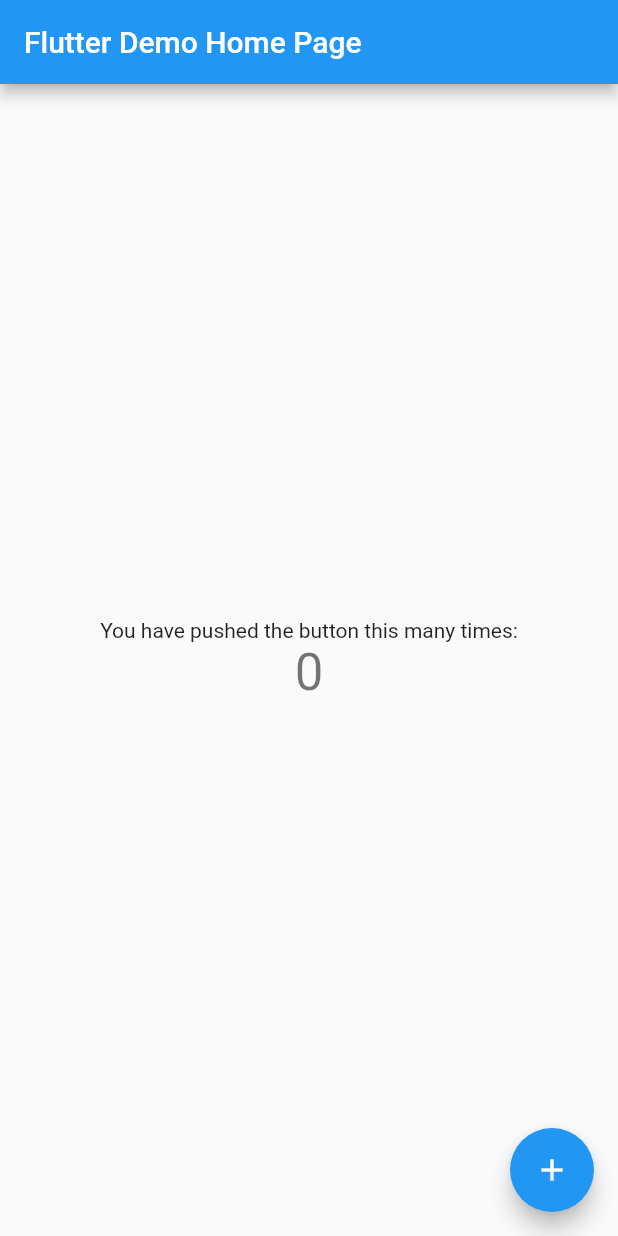
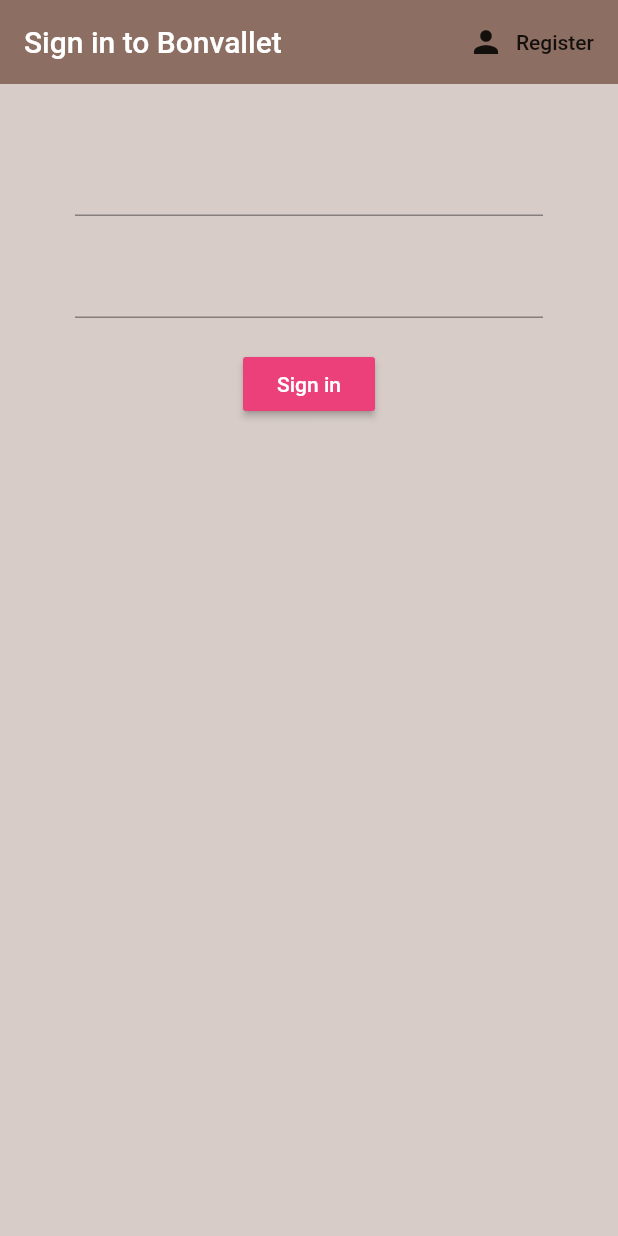
Before and after one commit to zwormstadt/Bonvallet, a Flutter app: the screen it shows after launch, on a phone screen of 412 x 824 dp. Run offline on Flutter 3.47's test engine with Material 2 defaults, Android fonts, the phone set to English and light mode, and no system bars; our stand-ins replace firebase_auth; accounts and stored records are empty.

Commit message:
implement sign up and sign in

```diff
--- a/lib/main.dart
+++ b/lib/main.dart
@@ -1,4 +1,8 @@
+import 'package:bonvallet/models/user.dart';
+import 'package:bonvallet/screens/wrapper.dart';
+import 'package:bonvallet/services/auth.dart';
 import 'package:flutter/material.dart';
+import 'package:provider/provider.dart';
 
 void main() => runApp(MyApp());
 
@@ -6,106 +10,11 @@ class MyApp extends StatelessWidget {
   // This widget is the root of your application.
   @override
   Widget build(BuildContext context) {
-    return MaterialApp(
-      title: 'Flutter Demo',
-      theme: ThemeData(
-        // This is the theme of your application.
-        //
-        // Try running your application with "flutter run". You'll see the
-        // application has a blue toolbar. Then, without quitting the app, try
-        // changing the primarySwatch below to Colors.green and then invoke
-        // "hot reload" (press "r" in the console where you ran "flutter run",
-        // or simply save your changes to "hot reload" in a Flutter IDE).
-        // Notice that the counter didn't reset back to zero; the application
-        // is not restarted.
-        primarySwatch: Colors.blue,
+    return StreamProvider<User>.value(
+      value: AuthService().user,
+      child: MaterialApp(
+        home: Wrapper(),
       ),
-      home: MyHomePage(title: 'Flutter Demo Home Page'),
     );
   }
 }
-
-class MyHomePage extends StatefulWidget {
-  MyHomePage({Key key, this.title}) : super(key: key);
-
-  // This widget is the home page of your application. It is stateful, meaning
-  // that it has a State object (defined below) that contains fields that affect
-  // how it looks.
-
-  // This class is the configuration for the state. It holds the values (in this
-  // case the title) provided by the parent (in this case the App widget) and
-  // used by the build method of the State. Fields in a Widget subclass are
-  // always marked "final".
-
-  final String title;
-
-  @override
-  _MyHomePageState createState() => _MyHomePageState();
-}
-
-class _MyHomePageState extends State<MyHomePage> {
-  int _counter = 0;
-
-  void _incrementCounter() {
-    setState(() {
-      // This call to setState tells the Flutter framework that something has
-      // changed in this State, which causes it to rerun the build method below
-      // so that the display can reflect the updated values. If we changed
-      // _counter without calling setState(), then the build method would not be
-      // called again, and so nothing would appear to happen.
-      _counter++;
-    });
-  }
-
-  @override
-  Widget build(BuildContext context) {
-    // This method is rerun every time setState is called, for instance as done
-    // by the _incrementCounter method above.
-    //
-    // The Flutter framework has been optimized to make rerunning build methods
-    // fast, so that you can just rebuild anything that needs updating rather
-    // than having to individually change instances of widgets.
-    return Scaffold(
-      appBar: AppBar(
-        // Here we take the value from the MyHomePage object that was created by
-        // the App.build method, and use it to set our appbar title.
-        title: Text(widget.title),
-      ),
-      body: Center(
-        // Center is a layout widget. It takes a single child and positions it
-        // in the middle of the parent.
-        child: Column(
-          // Column is also a layout widget. It takes a list of children and
-          // arranges them vertically. By default, it sizes itself to fit its
-          // children horizontally, and tries to be as tall as its parent.
-          //
-          // Invoke "debug painting" (press "p" in the console, choose the
-          // "Toggle Debug Paint" action from the Flutter Inspector in Android
-          // Studio, or the "Toggle Debug Paint" command in Visual Studio Code)
-          // to see the wireframe for each widget.
-          //
-          // Column has various properties to control how it sizes itself and
-          // how it positions its children. Here we use mainAxisAlignment to
-          // center the children vertically; the main axis here is the vertical
-          // axis because Columns are vertical (the cross axis would be
-          // horizontal).
-          mainAxisAlignment: MainAxisAlignment.center,
-          children: <Widget>[
-            Text(
-              'You have pushed the button this many times:',
-            ),
-            Text(
-              '$_counter',
-              style: Theme.of(context).textTheme.display1,
-            ),
-          ],
-        ),
-      ),
-      floatingActionButton: FloatingActionButton(
-        onPressed: _incrementCounter,
-        tooltip: 'Increment',
-        child: Icon(Icons.add),
-      ), // This trailing comma makes auto-formatting nicer for build methods.
-    );
-  }
-}
--- /dev/null
+++ b/lib/models/user.dart
@@ -0,0 +1,7 @@
+class User {
+
+  final String uid;
+
+  User({ this.uid });
+
+}
--- /dev/null
+++ b/lib/screens/authenticate/authenticate.dart
@@ -0,0 +1,25 @@
+import 'package:bonvallet/screens/authenticate/register.dart';
+import 'package:bonvallet/screens/authenticate/sign_in.dart';
+import 'package:flutter/material.dart';
+
+class Authenticate extends StatefulWidget {
+  @override
+  _AuthenticateState createState() => _AuthenticateState();
+}
+
+class _AuthenticateState extends State<Authenticate> {
+
+  bool showSignIn = true;
+  void toggleView() {
+    setState(() => showSignIn = !showSignIn);
+  }
+
+  @override
+  Widget build(BuildContext context) {
+    if (showSignIn) {
+      return SignIn(toggleView: toggleView);
+    } else {
+      return Register(toggleView: toggleView);
+    }
+  }
+}
--- /dev/null
+++ b/lib/screens/authenticate/sign_in.dart
@@ -0,0 +1,89 @@
+import 'package:bonvallet/services/auth.dart';
+import 'package:flutter/material.dart';
+
+class SignIn extends StatefulWidget {
+
+  final Function toggleView;
+  SignIn({ this.toggleView });
+
+  @override
+  _SignInState createState() => _SignInState();
+}
+
+class _SignInState extends State<SignIn> {
+
+  final AuthService _auth = AuthService();
+  final _formKey = GlobalKey<FormState>();
+
+  //text field state
+  String email = '';
+  String password = '';
+  String error = '';
+
+  @override
+  Widget build(BuildContext context) {
+    return Scaffold(
+      backgroundColor: Colors.brown[100],
+      appBar: AppBar(
+        backgroundColor: Colors.brown[400],
+        elevation: 0.0,
+        title: Text('Sign in to Bonvallet'),
+        actions: <Widget>[
+          FlatButton.icon(
+            icon: Icon(Icons.person),
+            label: Text('Register'),
+            onPressed: () {
+              widget.toggleView();
+            }
+          )
+        ],
+      ),
+      body: Container(
+        padding: EdgeInsets.symmetric(vertical: 20.0, horizontal: 50.0),
+        child: Form(
+          key: _formKey,
+          child: Column(
+            children: <Widget>[
+              SizedBox(height: 20.0),
+              TextFormField(
+                validator: (val) => val.isEmpty ? 'Enter an email' : null,
+                onChanged: (val) {
+                  setState( () => email = val);
+                }
+              ),
+              SizedBox(height: 20.0),
+              TextFormField(
+                obscureText: true,
+                validator: (val) => val.length < 6 ? 'Enter a password 6+ chars long' : null,
+                onChanged: (val) {
+                  setState( () => password = val);
+                }
+              ),
+              SizedBox(height: 20.0),
+              RaisedButton(
+                color: Colors.pink[400],
+                child: Text(
+                  'Sign in',
+                  style: TextStyle(color: Colors.white)
+                ),
+                onPressed: () async {
+                  if(_formKey.currentState.validate()) {
+                    dynamic result = await _auth.signInWithEmailAndPassword(email, password);
+                    if(result == null) {
+                      setState(() => error = 'Could not sign in with those credentials');
+                    }
+                  }
+                }
+              ),
+              SizedBox(height: 12.0),
+              Text(
+                error,
+                style: TextStyle(color: Colors.red, fontSize: 14.0),
+              ),
+            ],
+          )
+        ),
+      ),
+    );
+  }
+}
--- /dev/null
+++ b/lib/screens/wrapper.dart
@@ -0,0 +1,21 @@
+import 'package:bonvallet/models/user.dart';
+import 'package:bonvallet/screens/authenticate/authenticate.dart';
+import 'package:bonvallet/screens/home/home.dart';
+import 'package:flutter/material.dart';
+import 'package:provider/provider.dart';
+
+class Wrapper extends StatelessWidget {
+  @override
+  Widget build(BuildContext context) {
+
+    final user = Provider.of<User>(context);
+    print(user);
+
+    //return either home or authenticate widget
+    if(user == null) {
+      return Authenticate();
+    } else {
+      return Home();
+    }
+  }
+}
--- a/pubspec.yaml
+++ b/pubspec.yaml
@@ -23,6 +23,9 @@ dependencies:
   # The following adds the Cupertino Icons font to your application.
   # Use with the CupertinoIcons class for iOS style icons.
   cupertino_icons: ^0.1.2
+  firebase_auth: ^0.14.0+5
+  cloud_firestore: ^0.12.9+4
+  provider: ^3.1.0
 
 dev_dependencies:
   flutter_test:
```
Also changed, not shown: lib/screens/authenticate/register.dart (added, +90 -0 lines), lib/screens/home/home.dart (added, +28 -0 lines), lib/services/auth.dart (added, +66 -0 lines), pubspec.lock, 3 other files.
